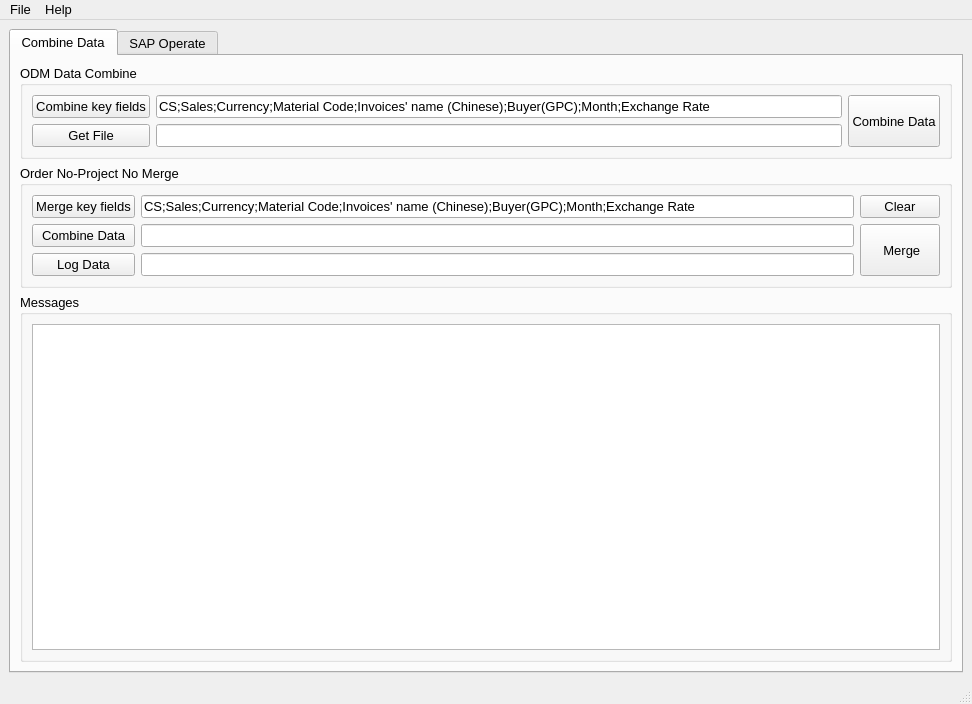
Old version of the form Operate/GUI/Sap/Sap_Operate_Rewrite_Log_UI.ui in the repository chen-huai/work.
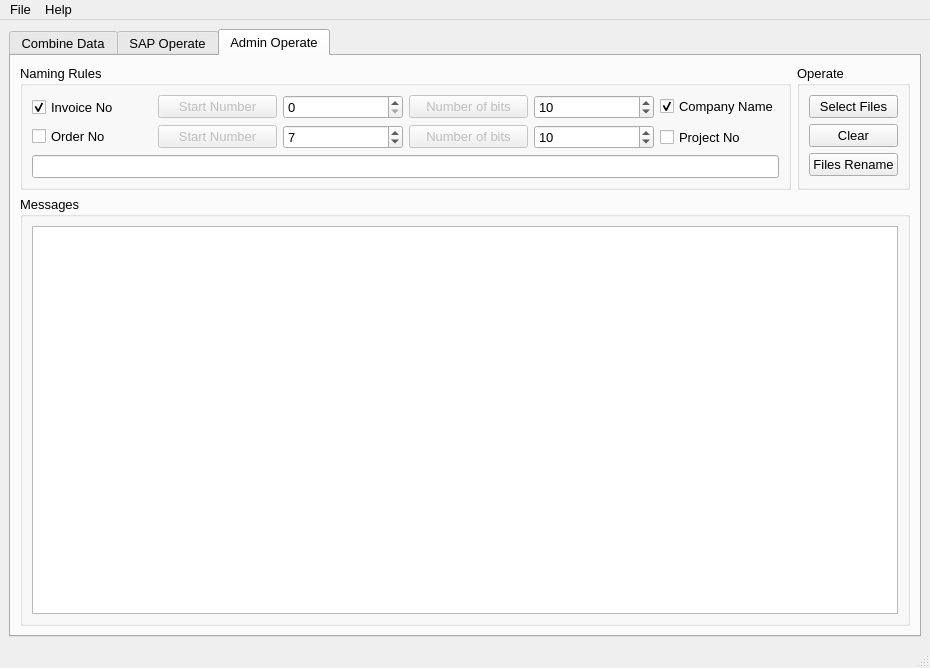
New version of the form. The open tabs and pages were chosen to show the change. Icons and pictures are not drawn.

Patch:
```diff
--- a/Operate/GUI/Sap/Sap_Operate_Rewrite_Log_UI.ui
+++ b/Operate/GUI/Sap/Sap_Operate_Rewrite_Log_UI.ui
@@ -6,8 +6,8 @@
    <rect>
     <x>0</x>
     <y>0</y>
-    <width>972</width>
-    <height>704</height>
+    <width>930</width>
+    <height>668</height>
    </rect>
   </property>
   <property name="sizePolicy">
@@ -40,70 +40,6 @@
         <string>Combine Data</string>
        </attribute>
        <layout class="QGridLayout" name="gridLayout_5">
-        <item row="0" column="0">
-         <widget class="QGroupBox" name="groupBox_7">
-          <property name="sizePolicy">
-           <sizepolicy hsizetype="Preferred" vsizetype="Fixed">
-            <horstretch>0</horstretch>
-            <verstretch>0</verstretch>
-           </sizepolicy>
-          </property>
-          <property name="title">
-           <string>ODM Data Combine</string>
-          </property>
-          <layout class="QGridLayout" name="gridLayout_4">
-           <item row="0" column="0">
-            <widget class="QPushButton" name="pushButton_31">
-             <property name="text">
-              <string>Combine key fields</string>
-             </property>
-            </widget>
-           </item>
-           <item row="1" column="0">
-            <widget class="QPushButton" name="pushButton_18">
-             <property name="text">
-              <string>Get File</string>
-             </property>
-            </widget>
-           </item>
-           <item row="1" column="1">
-            <widget class="QLineEdit" name="lineEdit_7"/>
-           </item>
-           <item row="0" column="1">
-            <widget class="QLineEdit" name="lineEdit_15">
-             <property name="text">
-              <string>CS;Sales;Currency;Material Code;Invoices' name (Chinese);Buyer(GPC);Month;Exchange Rate</string>
-             </property>
-            </widget>
-           </item>
-           <item row="0" column="3" rowspan="2">
-            <widget class="QPushButton" name="pushButton_19">
-             <property name="sizePolicy">
-              <sizepolicy hsizetype="Minimum" vsizetype="Expanding">
-               <horstretch>0</horstretch>
-               <verstretch>0</verstretch>
-              </sizepolicy>
-             </property>
-             <property name="text">
-              <string>Combine Data</string>
-             </property>
-            </widget>
-           </item>
-          </layout>
-         </widget>
-        </item>
-        <item row="2" column="0">
-         <widget class="QGroupBox" name="groupBox_6">
-          <property name="title">
-           <string>Messages</string>
-          </property>
-          <layout class="QGridLayout" name="gridLayout_6">
-           <item row="0" column="0">
-            <widget class="QTextBrowser" name="textBrowser_2"/>
-           </item>
-          </layout>
-         </widget>
-        </item>
         <item row="1" column="0">
          <widget class="QGroupBox" name="groupBox_9">
           <property name="sizePolicy">
@@ -182,6 +118,103 @@
              </property>
             </widget>
            </item>
+           <item row="0" column="0">
+            <widget class="QPushButton" name="pushButton_32">
+             <property name="sizePolicy">
+              <sizepolicy hsizetype="Minimum" vsizetype="Fixed">
+               <horstretch>0</horstretch>
+               <verstretch>0</verstretch>
+              </sizepolicy>
+             </property>
+             <property name="text">
+              <string>Merge key fields</string>
+             </property>
+            </widget>
+           </item>
+           <item row="2" column="0">
+            <widget class="QPushButton" name="pushButton_23">
+             <property name="sizePolicy">
+              <sizepolicy hsizetype="Minimum" vsizetype="Fixed">
+               <horstretch>0</horstretch>
+               <verstretch>0</verstretch>
+              </sizepolicy>
+             </property>
+             <property name="text">
+              <string>Combine Data</string>
+             </property>
+            </widget>
+           </item>
+          </layout>
+         </widget>
+        </item>
+        <item row="2" column="0">
+         <widget class="QGroupBox" name="groupBox_6">
+          <property name="title">
+           <string>Messages</string>
+          </property>
+          <layout class="QGridLayout" name="gridLayout_6">
+           <item row="0" column="0">
+            <widget class="QTextBrowser" name="textBrowser_2"/>
+           </item>
+          </layout>
+         </widget>
+        </item>
+        <item row="0" column="0">
+         <widget class="QGroupBox" name="groupBox_7">
+          <property name="sizePolicy">
+           <sizepolicy hsizetype="Preferred" vsizetype="Minimum">
+            <horstretch>0</horstretch>
+            <verstretch>0</verstretch>
+           </sizepolicy>
+          </property>
+          <property name="title">
+           <string>ODM Data Combine</string>
+          </property>
+          <layout class="QGridLayout" name="gridLayout_4">
+           <item row="0" column="0">
+            <widget class="QPushButton" name="pushButton_18">
+             <property name="text">
+              <string>Get File</string>
+             </property>
+            </widget>
+           </item>
+           <item row="0" column="1">
+            <widget class="QLineEdit" name="lineEdit_7"/>
+           </item>
+           <item row="1" column="0">
+            <widget class="QPushButton" name="pushButton_31">
+             <property name="text">
+              <string>Combine key fields</string>
+             </property>
+            </widget>
+           </item>
+           <item row="1" column="1">
+            <widget class="QLineEdit" name="lineEdit_15">
+             <property name="text">
+              <string>CS;Sales;Currency;Material Code;Invoices' name (Chinese);Buyer(GPC);Month;Exchange Rate</string>
+             </property>
+            </widget>
+           </item>
+           <item row="1" column="2">
+            <widget class="QPushButton" name="pushButton_19">
+             <property name="sizePolicy">
+              <sizepolicy hsizetype="Minimum" vsizetype="Fixed">
+               <horstretch>0</horstretch>
+               <verstretch>0</verstretch>
+              </sizepolicy>
+             </property>
+             <property name="text">
+              <string>Combine Data</string>
+             </property>
+            </widget>
+           </item>
+           <item row="0" column="2">
+            <widget class="QPushButton" name="pushButton_36">
+             <property name="text">
+              <string>Data Collation</string>
+             </property>
+            </widget>
+           </item>
           </layout>
          </widget>
         </item>
@@ -1336,6 +1369,215 @@
         </item>
        </layout>
       </widget>
+      <widget class="QWidget" name="tab_3">
+       <attribute name="title">
+        <string>Admin Operate</string>
+       </attribute>
+       <layout class="QGridLayout" name="gridLayout_12">
+        <item row="0" column="0">
+         <widget class="QGroupBox" name="groupBox_10">
+          <property name="title">
+           <string>Naming Rules</string>
+          </property>
+          <layout class="QGridLayout" name="gridLayout_14">
+           <item row="0" column="2">
+            <widget class="QSpinBox" name="spinBox">
+             <property name="minimum">
+              <number>0</number>
+             </property>
+             <property name="maximum">
+              <number>9</number>
+             </property>
+            </widget>
+           </item>
+           <item row="0" column="3">
+            <widget class="QPushButton" name="pushButton_39">
+             <property name="enabled">
+              <bool>false</bool>
+             </property>
+             <property name="text">
+              <string>Number of bits</string>
+             </property>
+            </widget>
+           </item>
+           <item row="1" column="1">
+            <widget class="QPushButton" name="pushButton_38">
+             <property name="enabled">
+              <bool>false</bool>
+             </property>
+             <property name="text">
+              <string>Start Number</string>
+             </property>
+            </widget>
+           </item>
+           <item row="0" column="0">
+            <widget class="QCheckBox" name="checkBox_9">
+             <property name="sizePolicy">
+              <sizepolicy hsizetype="Minimum" vsizetype="Ignored">
+               <horstretch>0</horstretch>
+               <verstretch>0</verstretch>
+              </sizepolicy>
+             </property>
+             <property name="text">
+              <string>Invoice No</string>
+             </property>
+             <property name="checked">
+              <bool>true</bool>
+             </property>
+            </widget>
+           </item>
+           <item row="0" column="4">
+            <widget class="QSpinBox" name="spinBox_2">
+             <property name="maximum">
+              <number>20</number>
+             </property>
+             <property name="value">
+              <number>10</number>
+             </property>
+            </widget>
+           </item>
+           <item row="1" column="3">
+            <widget class="QPushButton" name="pushButton_40">
+             <property name="enabled">
+              <bool>false</bool>
+             </property>
+             <property name="text">
+              <string>Number of bits</string>
+             </property>
+            </widget>
+           </item>
+           <item row="1" column="0">
+            <widget class="QCheckBox" name="checkBox_12">
+             <property name="text">
+              <string>Order No</string>
+             </property>
+            </widget>
+           </item>
+           <item row="1" column="2">
+            <widget class="QSpinBox" name="spinBox_3">
+             <property name="maximum">
+              <number>9</number>
+             </property>
+             <property name="value">
+              <number>7</number>
+             </property>
+            </widget>
+           </item>
+           <item row="1" column="4">
+            <widget class="QSpinBox" name="spinBox_4">
+             <property name="value">
+              <number>10</number>
+             </property>
+            </widget>
+           </item>
+           <item row="0" column="1">
+            <widget class="QPushButton" name="pushButton_37">
+             <property name="enabled">
+              <bool>false</bool>
+             </property>
+             <property name="text">
+              <string>Start Number</string>
+             </property>
+            </widget>
+           </item>
+           <item row="0" column="5">
+            <widget class="QCheckBox" name="checkBox_10">
+             <property name="sizePolicy">
+              <sizepolicy hsizetype="Minimum" vsizetype="Fixed">
+               <horstretch>0</horstretch>
+               <verstretch>0</verstretch>
+              </sizepolicy>
+             </property>
+             <property name="text">
+              <string>Company Name</string>
+             </property>
+             <property name="checked">
+              <bool>true</bool>
+             </property>
+            </widget>
+           </item>
+           <item row="1" column="5">
+            <widget class="QCheckBox" name="checkBox_11">
+             <property name="sizePolicy">
+              <sizepolicy hsizetype="Minimum" vsizetype="Ignored">
+               <horstretch>0</horstretch>
+               <verstretch>0</verstretch>
+              </sizepolicy>
+             </property>
+             <property name="text">
+              <string>Project No</string>
+             </property>
+            </widget>
+           </item>
+           <item row="2" column="0" colspan="6">
+            <widget class="QLineEdit" name="lineEdit_17">
+             <property name="sizePolicy">
+              <sizepolicy hsizetype="Minimum" vsizetype="Fixed">
+               <horstretch>0</horstretch>
+               <verstretch>0</verstretch>
+              </sizepolicy>
+             </property>
+            </widget>
+           </item>
+          </layout>
+         </widget>
+        </item>
+        <item row="0" column="1">
+         <widget class="QGroupBox" name="groupBox_12">
+          <property name="sizePolicy">
+           <sizepolicy hsizetype="Fixed" vsizetype="Preferred">
+            <horstretch>0</horstretch>
+            <verstretch>0</verstretch>
+           </sizepolicy>
+          </property>
+          <property name="title">
+           <string>Operate</string>
+          </property>
+          <layout class="QGridLayout" name="gridLayout_15">
+           <item row="0" column="0">
+            <widget class="QPushButton" name="pushButton_33">
+             <property name="text">
+              <string>Select Files</string>
+             </property>
+            </widget>
+           </item>
+           <item row="1" column="0">
+            <widget class="QPushButton" name="pushButton_34">
+             <property name="sizePolicy">
+              <sizepolicy hsizetype="Minimum" vsizetype="Fixed">
+               <horstretch>0</horstretch>
+               <verstretch>0</verstretch>
+              </sizepolicy>
+             </property>
+             <property name="text">
+              <string>Clear</string>
+             </property>
+            </widget>
+           </item>
+           <item row="2" column="0">
+            <widget class="QPushButton" name="pushButton_35">
+             <property name="text">
+              <string>Files Rename</string>
+             </property>
+            </widget>
+           </item>
+          </layout>
+         </widget>
+        </item>
+        <item row="3" column="0" colspan="2">
+         <widget class="QGroupBox" name="groupBox_11">
+          <property name="title">
+           <string>Messages</string>
+          </property>
+          <layout class="QGridLayout" name="gridLayout_13">
+           <item row="0" column="0">
+            <widget class="QTextBrowser" name="textBrowser_3"/>
+           </item>
+          </layout>
+         </widget>
+        </item>
+       </layout>
+      </widget>
      </widget>
     </item>
    </layout>
@@ -1345,7 +1587,7 @@
     <rect>
      <x>0</x>
      <y>0</y>
-     <width>972</width>
+     <width>930</width>
      <height>25</height>
     </rect>
    </property>
```
Left out of the diff: 107 changed lines with no effect on the pictures.
